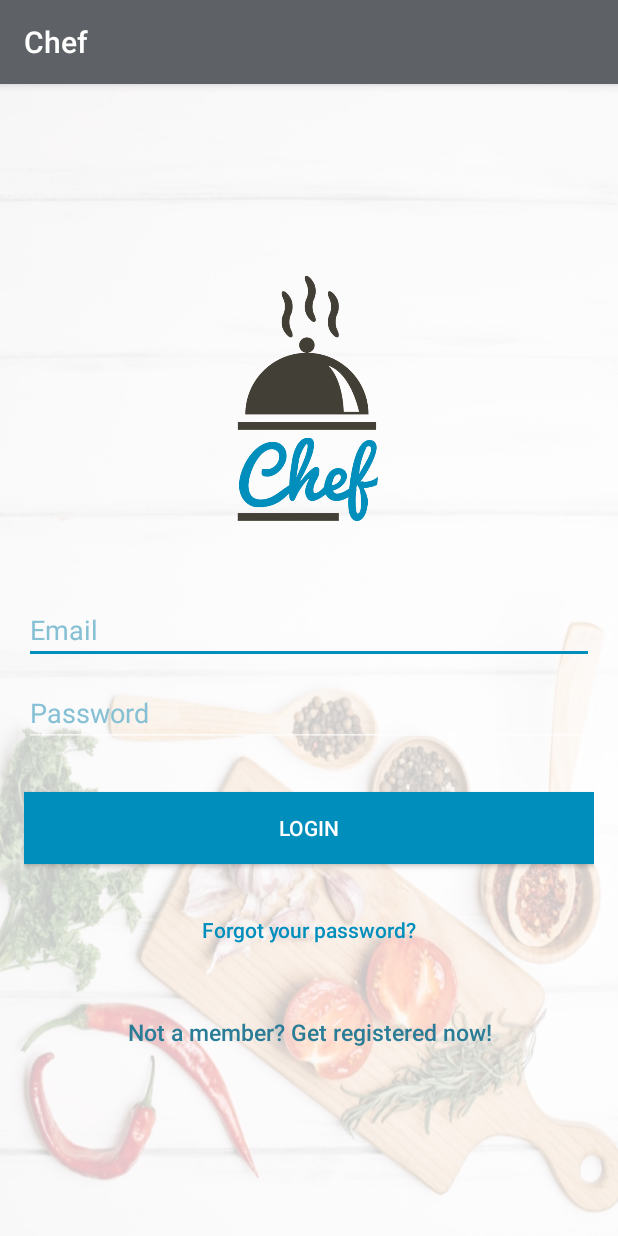
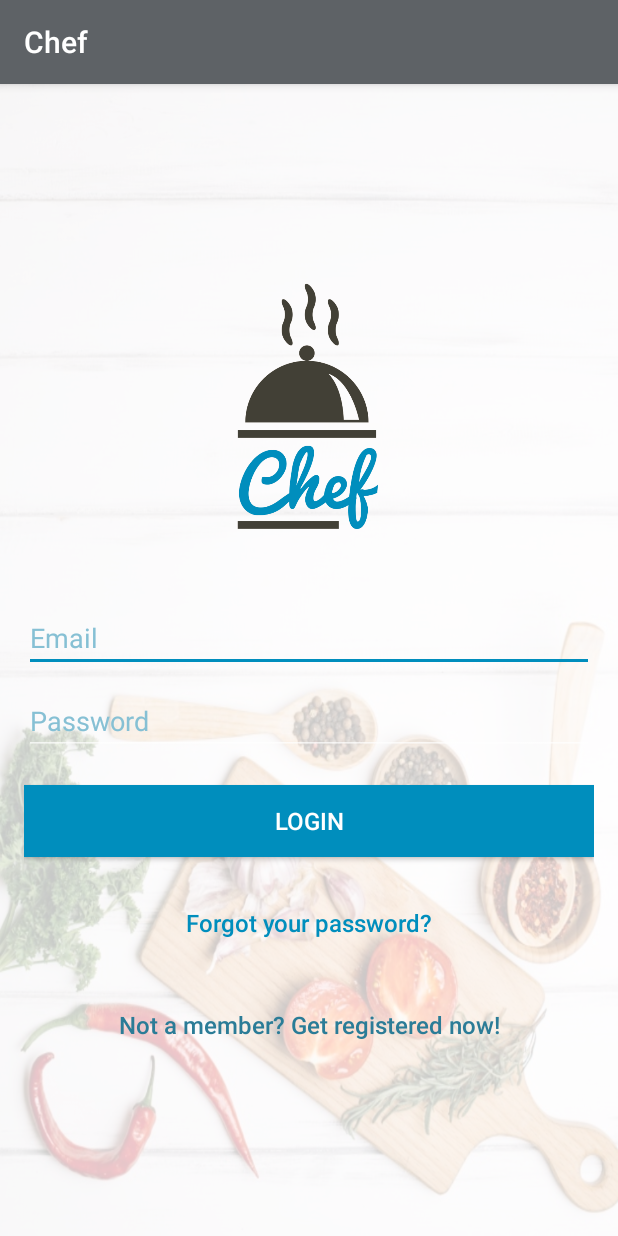
Before and after one commit to negoxp/Restaurant, an Android app: the screen it shows after launch (LoginActivity), on a phone screen of 412 x 824 dp. Run offline under Robolectric (Android 15) with nearby library versions, the phone set to English and light mode, and no system bars; our stand-ins replace Firebase (no records; nobody signed in at launch, a user with empty details on screens opened directly).

```diff
--- a/app/build.gradle
+++ b/app/build.gradle
@@ -48,4 +48,5 @@ dependencies {
 
 
 
+
 apply plugin: 'com.google.gms.google-services'
--- a/app/src/main/AndroidManifest.xml
+++ b/app/src/main/AndroidManifest.xml
@@ -28,7 +28,8 @@
             android:parentActivityName=".MainActivity" />
         <activity android:name=".BookingActivity" />
         <activity android:name=".RestaurantCommentsActivity" />
-        <activity android:name=".ConfirmationActivity"></activity>
+        <activity android:name=".ConfirmationActivity" />
+        <activity android:name=".AboutUsActivity"></activity>
     </application>
 
 </manifest>
--- a/app/src/main/res/layout/activity_login.xml
+++ b/app/src/main/res/layout/activity_login.xml
@@ -30,10 +30,10 @@
             android:layout_height="wrap_content"
             android:layout_marginBottom="10dp"
             android:hint="@string/hint_email"
+            android:inputType="textEmailAddress"
             android:textColor="@color/inputs"
             android:textColorHint="@color/inputs_hits"
-                android:inputType="textEmailAddress"
-                 />
+            android:textSize="18dp" />
 
 
             <EditText
@@ -43,6 +43,7 @@
                 android:layout_marginBottom="10dp"
                 android:hint="@string/hint_password"
                 android:inputType="textPassword"
+                android:textSize="18dp"
                 android:textColor="@color/inputs"
                 android:textColorHint="@color/inputs_hits" />
 
@@ -52,16 +53,18 @@
             android:id="@+id/btn_login"
             android:layout_width="fill_parent"
             android:layout_height="wrap_content"
-            android:layout_marginTop="20dip"
+            android:layout_marginTop="10dip"
             android:background="@color/colorAccent"
             android:text="@string/btn_login"
-            android:textColor="@android:color/white" />
+            android:textColor="@android:color/white"
+            android:textSize="16dp" />
 
         <Button
             android:id="@+id/btn_reset_password"
             android:layout_width="fill_parent"
             android:layout_height="wrap_content"
             android:layout_marginTop="20dip"
+            android:textSize="16dp"
             android:background="@null"
             android:text="@string/btn_forgot_password"
             android:textAllCaps="false"
@@ -78,7 +81,7 @@
             android:text="@string/btn_link_to_register"
             android:textAllCaps="false"
             android:textColor="@color/white"
-            android:textSize="15dp" />
+            android:textSize="16dp" />
     </LinearLayout>
 
     <ProgressBar
--- a/app/src/main/res/values/styles.xml
+++ b/app/src/main/res/values/styles.xml
@@ -6,6 +6,8 @@
         <item name="colorPrimary">@color/colorPrimary</item>
         <item name="colorPrimaryDark">@color/colorPrimaryDark</item>
         <item name="colorAccent">@color/colorAccent</item>
+
+
     </style>
 
 </resources>
```
Also changed, not shown: app/src/main/java/com/example/jorgeflores/restaurant/AboutUsActivity.java (added, +13 -0 lines), app/src/main/res/drawable/about.jpg (added). Lines whose indentation alone changed are shown as unchanged.
